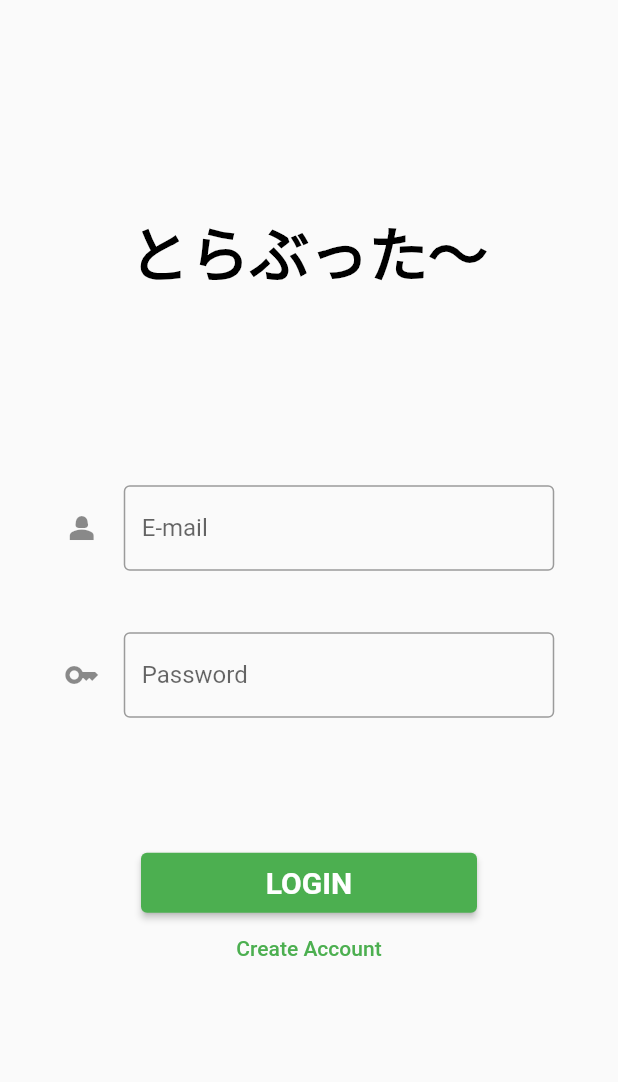
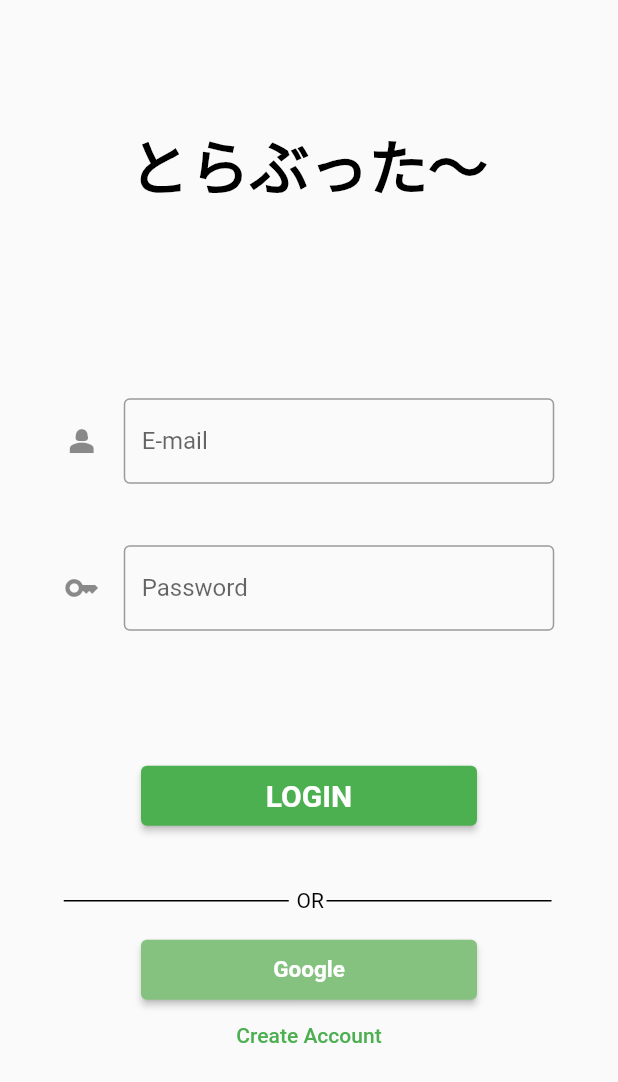
Before and after one commit to KoukiFOL/traveltrouble, a Flutter app: the screen it shows after launch, on a phone screen of 412 x 824 dp. Shown: the top 1082 px of the screen. Run offline on Flutter 3.47's test engine with Material 2 defaults, Android fonts, the phone set to English and light mode, and no system bars; our stand-ins replace cloud_firestore, firebase_auth, firebase_core, go_router; missing offline and left inert: dart:js; accounts and stored records are empty; Roboto replaces fonts that are missing (SF Pro Text).

Commit message:
feat: Googleでのログインを追加

```diff
--- a/lib/screen/login.dart
+++ b/lib/screen/login.dart
@@ -1,5 +1,3 @@
-// ignore_for_file: avoid_print
-
 import 'package:flutter/material.dart';
 import 'package:go_router/go_router.dart';
 import 'package:provider/provider.dart';
@@ -106,8 +104,68 @@ class LoginScreen extends StatelessWidget {
                     )),
               ),
             ),
+            SizedBox(height: 40.0),
+            // OR CONNECT WITHのテキストを表示
             SizedBox(
               width: 327,
+              height: 20,
+              child: Row(
+                children: [
+                  Container(
+                    height: 1, // 棒線の高さを設定
+                    color: Colors.black, // 棒線の色を設定
+                    width: 150, // 棒線の幅を設定
+                  ),
+                  Text(
+                    ' OR ',
+                    textAlign: TextAlign.center,
+                    style: TextStyle(
+                      color: Colors.black,
+                      fontSize: 14,
+                    ),
+                  ),
+                  Container(
+                    height: 1, // 棒線の高さを設定
+                    color: Colors.black, // 棒線の色を設定
+                    width: 150, // 棒線の幅を設定
+                  ),
+                ],
+              ),
+            ),
+            SizedBox(height: 16.0),
+            // Googoleでログイン
+            SizedBox(
+              width: 224,
+              height: 40,
+              child: ElevatedButton(
+                  style: ButtonStyle(
+                    backgroundColor: MaterialStatePropertyAll(
+                        Color.fromRGBO(133, 193, 127, 1)),
+                    foregroundColor: MaterialStatePropertyAll(Colors.white),
+                  ),
+                  onPressed: () async {
+                    final result = await authService.signInWithGoogle(context);
+                    if (result != null) {
+                      context.goNamed('home');
+                    } else {
+                      showErrorDialog(context, 'Googleログインに失敗しました');
+                    }
+                  },
+                  child: Row(
+                    mainAxisAlignment: MainAxisAlignment.center,
+                    children: [
+                      // Image.asset(
+                      //   'lib/assets/google.svg', // SVGファイルのパス
+                      //   width: 20.0, // 幅の指定
+                      //   height: 20.0, // 高さの指定
+                      // ),
+                      Text("Google",
+                          style: TextStyle(
+                            fontSize: 15,
+                            fontWeight: FontWeight.w700,
+                          )),
+                    ],
+                  )),
             ),
             TextButton(
                 onPressed: () => {context.goNamed('signup')},
```
